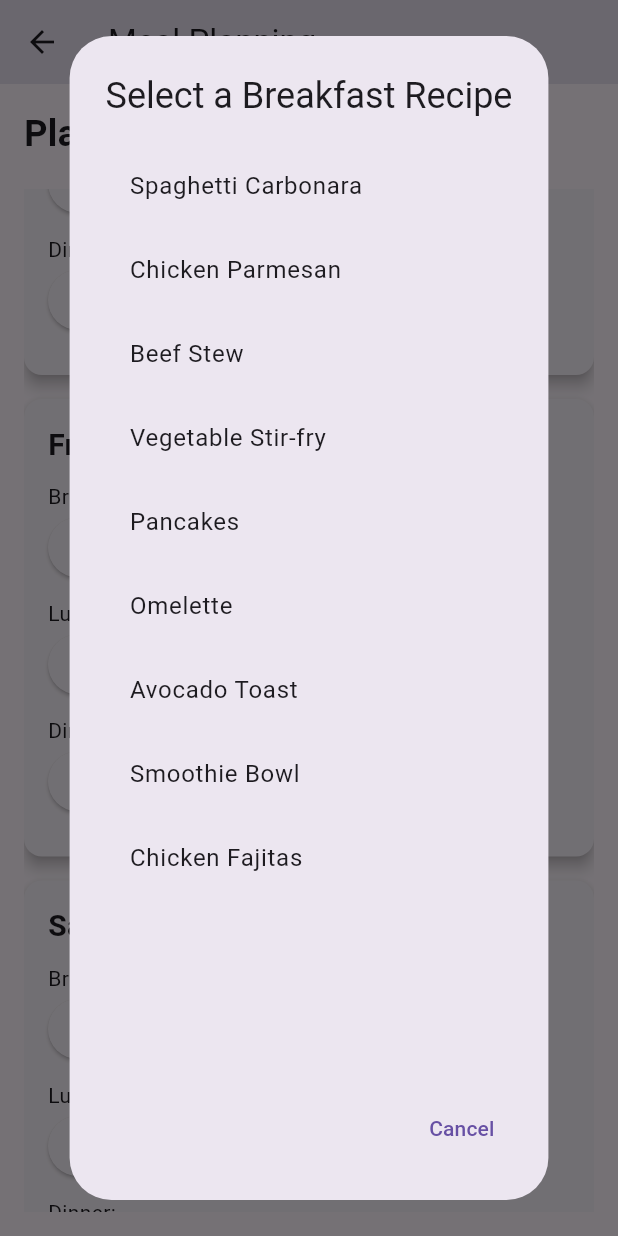
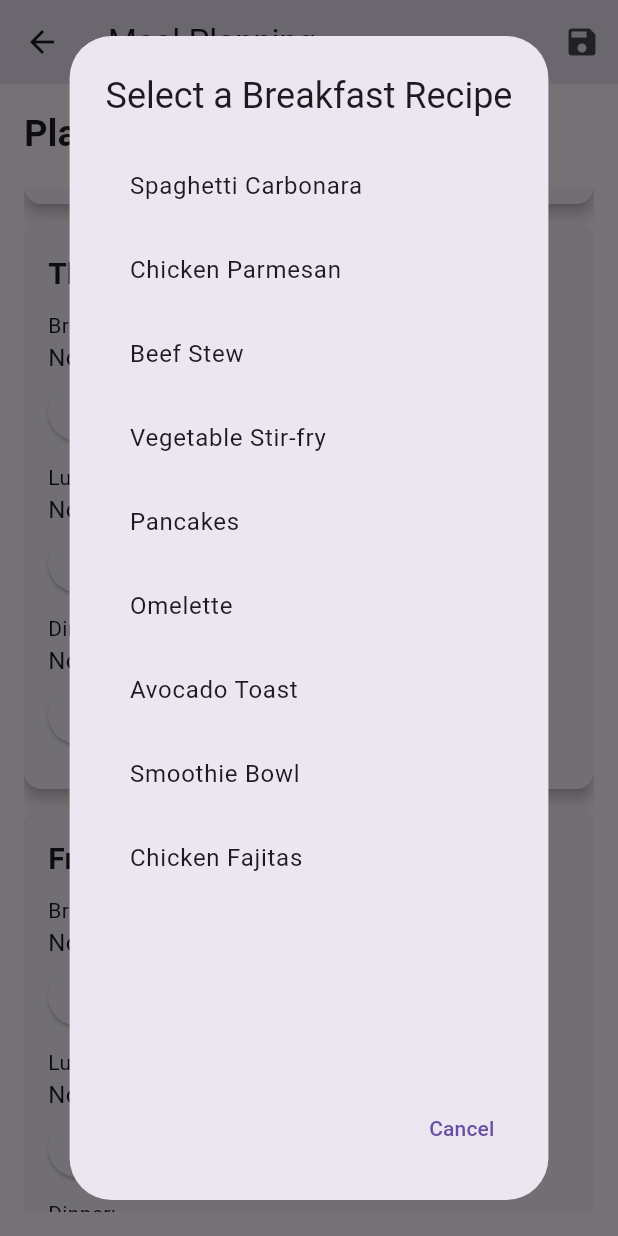
Before and after one commit to dhogan7/Project1, a Flutter app: the MealPlanningScreen screen opened directly, scrolled down 1152 dp, after a tap on "Select Breakfast Recipe", on a phone screen of 412 x 824 dp. Run offline on Flutter 3.47's test engine with Material 3 defaults, Android fonts, the phone set to English and light mode, and no system bars.

Commit message:
Added save button and updated meal planning screen

```diff
--- a/lib/meal_planning_screen.dart
+++ b/lib/meal_planning_screen.dart
@@ -1,13 +1,43 @@
 import 'package:flutter/material.dart';
 
-class MealPlanningScreen extends StatelessWidget {
+class MealPlanningScreen extends StatefulWidget {
   const MealPlanningScreen({super.key});
+
+  @override
+  _MealPlanningScreenState createState() => _MealPlanningScreenState();
+}
+
+class _MealPlanningScreenState extends State<MealPlanningScreen> {
+  // This will hold the selected meals for each day
+  final Map<String, Map<String, String?>> selectedMeals = {
+    'Monday': {'Breakfast': null, 'Lunch': null, 'Dinner': null},
+    'Tuesday': {'Breakfast': null, 'Lunch': null, 'Dinner': null},
+    'Wednesday': {'Breakfast': null, 'Lunch': null, 'Dinner': null},
+    'Thursday': {'Breakfast': null, 'Lunch': null, 'Dinner': null},
+    'Friday': {'Breakfast': null, 'Lunch': null, 'Dinner': null},
+    'Saturday': {'Breakfast': null, 'Lunch': null, 'Dinner': null},
+    'Sunday': {'Breakfast': null, 'Lunch': null, 'Dinner': null},
+  };
+
+  void _saveMeals() {
+    // Here you would handle saving the meals, e.g., to a database or local storage
+    // For demonstration, we'll show a snackbar
+    ScaffoldMessenger.of(context).showSnackBar(
+      SnackBar(content: Text('Meals saved!')),
+    );
+  }
 
   @override
   Widget build(BuildContext context) {
     return Scaffold(
       appBar: AppBar(
         title: const Text('Meal Planning'),
+        actions: [
+          IconButton(
+            icon: const Icon(Icons.save),
+            onPressed: _saveMeals,
+          ),
+        ],
       ),
       body: Padding(
         padding: const EdgeInsets.all(16.0),
@@ -22,7 +52,14 @@ class MealPlanningScreen extends StatelessWidget {
             Expanded(
               child: ListView(
                 children: [
-                  for (var day in daysOfWeek) MealDayCard(day: day),
+                  for (var day in daysOfWeek) MealDayCard(
+                    day: day,
+                    onMealSelected: (mealType, recipe) {
+                      setState(() {
+                        selectedMeals[day]![mealType] = recipe;
+                      });
+                    },
+                  ),
                 ],
               ),
             ),
@@ -44,61 +81,25 @@ class MealPlanningScreen extends StatelessWidget {
   ];
 }
 
-class MealDayCard extends StatelessWidget {
+class MealDayCard extends StatefulWidget {
   final String day;
+  final Function(String mealType, String recipe) onMealSelected;
 
-  const MealDayCard({super.key, required this.day});
+  const MealDayCard({super.key, required this.day, required this.onMealSelected});
 
   @override
-  Widget build(BuildContext context) {
-    return Card(
-      elevation: 4,
-      margin: const EdgeInsets.symmetric(vertical: 8.0),
-      child: Padding(
-        padding: const EdgeInsets.all(16.0),
-        child: Column(
-          crossAxisAlignment: CrossAxisAlignment.start,
-          children: [
-            Text(
-              day,
-              style: const TextStyle(fontSize: 20, fontWeight: FontWeight.bold),
-            ),
-            const SizedBox(height: 10),
-            const Text('Breakfast:'),
-            const MealSelectionButton(mealType: 'Breakfast'),
-            const SizedBox(height: 10),
-            const Text('Lunch:'),
-            const MealSelectionButton(mealType: 'Lunch'),
-            const SizedBox(height: 10),
-            const Text('Dinner:'),
-            const MealSelectionButton(mealType: 'Dinner'),
-            const SizedBox(height: 10),
-          ],
-        ),
-      ),
-    );
-  }
+  _MealDayCardState createState() => _MealDayCardState();
 }
 
-class MealSelectionButton extends StatelessWidget {
-  final String mealType;
+class _MealDayCardState extends State<MealDayCard> {
+  String? breakfast;
+  String? lunch;
+  String? dinner;
 
-  const MealSelectionButton({super.key, required this.mealType});
-
-  @override
-  Widget build(BuildContext context) {
-    return ElevatedButton(
-      onPressed: () {
-        _showRecipeDialog(context, mealType);
-      },
-      child: Text('Select $mealType Recipe'),
-    );
-  }
-
-  void _showRecipeDialog(BuildContext context, String mealType) {
-    showDialog(
+  void _selectMeal(String mealType) async {
+    final selectedRecipe = await showDialog<String>(
       context: context,
-      builder: (BuildContext context) {
+      builder: (context) {
         return AlertDialog(
           title: Text('Select a $mealType Recipe'),
           content: SizedBox(
@@ -109,10 +110,6 @@ class MealSelectionButton extends StatelessWidget {
                   title: Text(recipe),
                   onTap: () {
                     Navigator.pop(context, recipe);
-                    // Here you can handle the selected recipe
-                    ScaffoldMessenger.of(context).showSnackBar(
-                      SnackBar(content: Text('$recipe selected for $mealType')),
-                    );
                   },
                 );
               }).toList(),
@@ -127,6 +124,20 @@ class MealSelectionButton extends StatelessWidget {
         );
       },
     );
+
+    if (selectedRecipe != null) {
+      setState(() {
+        if (mealType == 'Breakfast') {
+          breakfast = selectedRecipe;
+        } else if (mealType == 'Lunch') {
+          lunch = selectedRecipe;
+        } else if (mealType == 'Dinner') {
+          dinner = selectedRecipe;
+        }
+        // Notify the parent widget about the selected meal
+        widget.onMealSelected(mealType, selectedRecipe);
+      });
+    }
   }
 
   // Sample available recipes
@@ -141,4 +152,46 @@ class MealSelectionButton extends StatelessWidget {
     'Smoothie Bowl',
     'Chicken Fajitas',
   ];
+
+  @override
+  Widget build(BuildContext context) {
+    return Card(
+      elevation: 4,
+      margin: const EdgeInsets.symmetric(vertical: 8.0),
+      child: Padding(
+        padding: const EdgeInsets.all(16.0),
+        child: Column(
+          crossAxisAlignment: CrossAxisAlignment.start,
+          children: [
+            Text(
+              widget.day,
+              style: const TextStyle(fontSize: 20, fontWeight: FontWeight.bold),
+            ),
+            const SizedBox(height: 10),
+            const Text('Breakfast:'),
+            Text(breakfast ?? 'None', style: const TextStyle(fontSize: 16)),
+            ElevatedButton(
+              onPressed: () => _selectMeal('Breakfast'),
+              child: const Text('Select Breakfast Recipe'),
+            ),
+            const SizedBox(height: 10),
+            const Text('Lunch:'),
+            Text(lunch ?? 'None', style: const TextStyle(fontSize: 16)),
+            ElevatedButton(
+              onPressed: () => _selectMeal('Lunch'),
+              child: const Text('Select Lunch Recipe'),
+            ),
+            const SizedBox(height: 10),
+            const Text('Dinner:'),
+            Text(dinner ?? 'None', style: const TextStyle(fontSize: 16)),
+            ElevatedButton(
+              onPressed: () => _selectMeal('Dinner'),
+              child: const Text('Select Dinner Recipe'),
+            ),
+            const SizedBox(height: 10),
+          ],
+        ),
+      ),
+    );
+  }
 }
```
